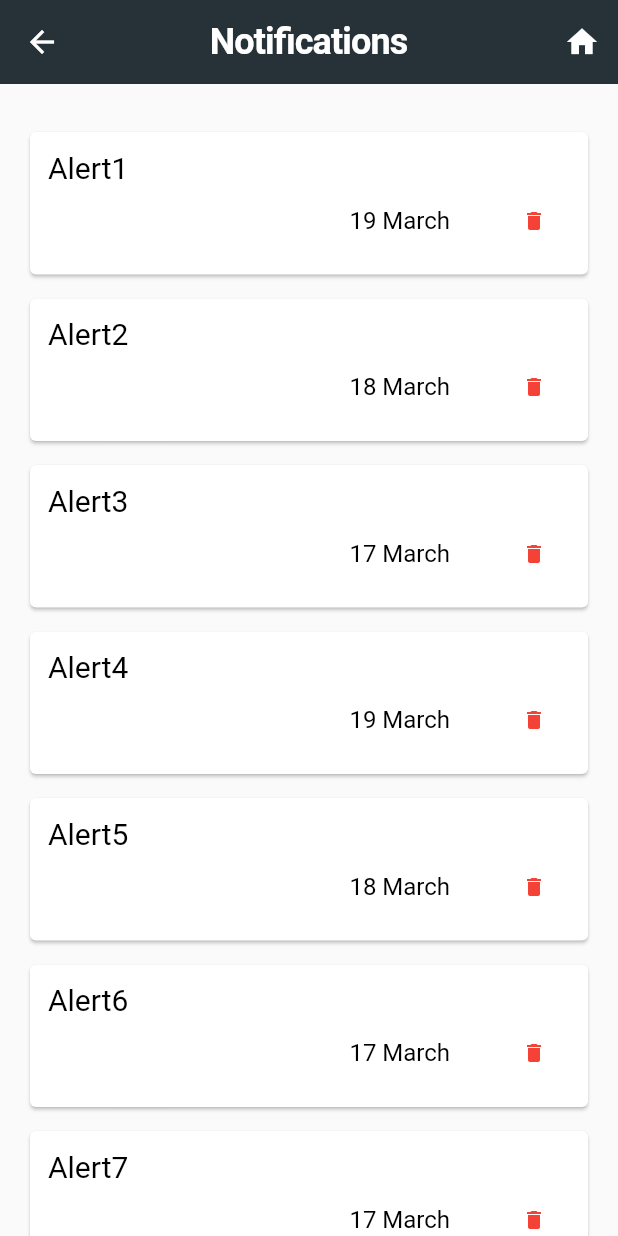
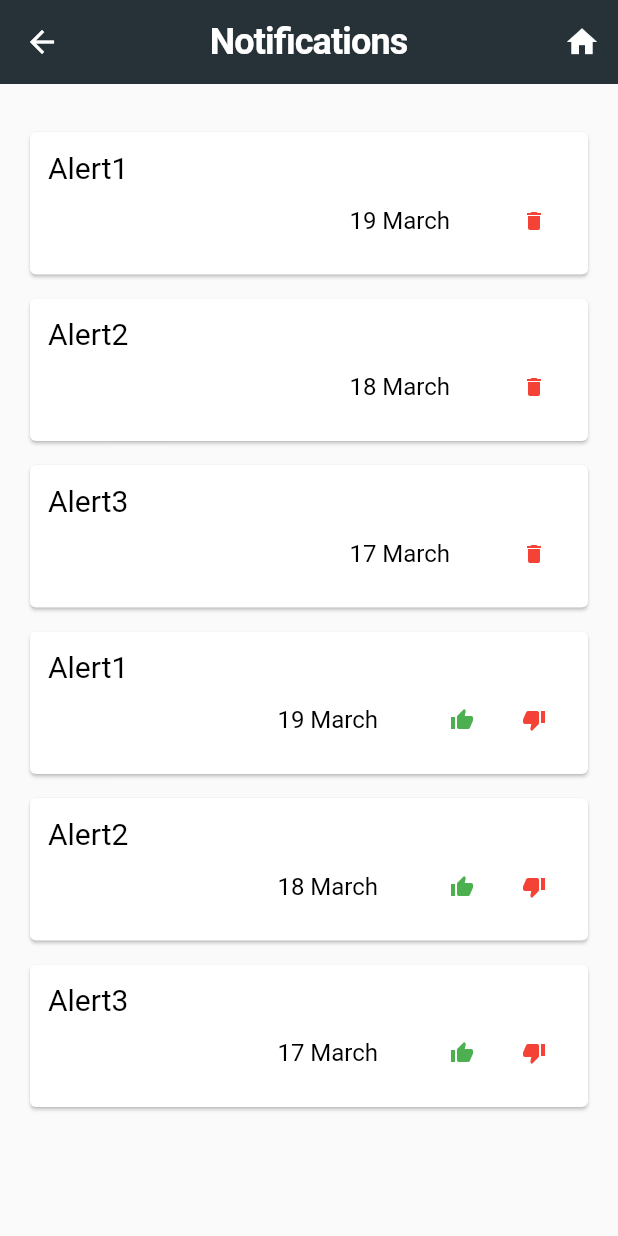
Before and after one commit to OrkunErdem/IGCLONE, a Flutter app: the notificationpage screen opened by its route, on a phone screen of 412 x 824 dp. Run offline on Flutter 3.47's test engine with Material 2 defaults, Android fonts, the phone set to English and light mode, and no system bars; our stand-ins replace email_validator, firebase_analytics, firebase_auth, firebase_core, firebase_crashlytics, google_fonts and 1 more; accounts and stored records are empty; Roboto replaces fonts that are missing (BrandonText).

Commit message:
notification class ui improvement

```diff
--- a/group34/lib/BottomPages/HomePage.dart
+++ b/group34/lib/BottomPages/HomePage.dart
@@ -5,7 +5,7 @@ import 'package:group34/routes/walkthrough2.dart';
 import 'package:group34/utils/color.dart';
 import 'package:group34/utils/styles.dart';
 import 'package:group34/model/post.dart';
-import 'package:group34/postCard.dart';
+import 'package:group34/classes_for_ui/postCard.dart';
 
 class HomePage extends StatefulWidget {
   @override
--- a/group34/lib/BottomPages/ProfilePage.dart
+++ b/group34/lib/BottomPages/ProfilePage.dart
@@ -2,7 +2,7 @@ import 'package:flutter/material.dart';
 import 'package:group34/utils/styles.dart';
 import 'package:group34/utils/color.dart';
 import 'package:group34/model/post.dart';
-import 'package:group34/postCard.dart';
+import 'package:group34/classes_for_ui/postCard.dart';
 
 class ProfilePage extends StatefulWidget {
 @override
--- a/group34/lib/BottomPages/SecretProfile.dart
+++ b/group34/lib/BottomPages/SecretProfile.dart
@@ -2,7 +2,7 @@ import 'package:flutter/material.dart';
 import 'package:group34/utils/styles.dart';
 import 'package:group34/utils/color.dart';
 import 'package:group34/model/post.dart';
-import '../postCard.dart';
+import '../classes_for_ui/postCard.dart';
 
 class Secret extends StatefulWidget {
   @override
--- a/group34/lib/notificationclass.dart
+++ b/group34/lib/classes_for_ui/friend_request_notification_class.dart
@@ -1,12 +1,12 @@
 import 'package:group34/utils/color.dart';
 import 'package:flutter/material.dart';
-import 'model/notification.dart';
+import '../model/notification.dart';
 
-class Notifications extends StatelessWidget {
+class friend_request_notification_class extends StatelessWidget {
 
   final A_notification post;
   final Function delete;
-  Notifications({ this.post, this.delete });
+  friend_request_notification_class({ this.post, this.delete });
 
   @override
   Widget build(BuildContext context) {
@@ -52,10 +52,17 @@ class Notifications extends StatelessWidget {
 
 
                 SizedBox(width: 16.0),
-
                 IconButton(
                   icon: Icon(
-                    Icons.delete,
+                    Icons.thumb_up,
+                    size: 16,
+                    color: Colors.green,
+                  ),
+
+                ),
+                IconButton(
+                  icon: Icon(
+                    Icons.thumb_down,
                     size: 16.0,
                     color: Colors.red,
                   ),
--- /dev/null
+++ b/group34/lib/classes_for_ui/notificationclass.dart
@@ -0,0 +1,72 @@
+import 'package:group34/utils/color.dart';
+import 'package:flutter/material.dart';
+import '../model/notification.dart';
+
+class Notifications extends StatelessWidget {
+
+  final A_notification post;
+  final Function delete;
+  Notifications({ this.post, this.delete });
+
+  @override
+  Widget build(BuildContext context) {
+    return Card(
+      margin: EdgeInsets.fromLTRB(0, 8.0, 0.0, 8.0),
+      child: Padding(
+        padding: EdgeInsets.all(12.0),
+        child: Column(
+          crossAxisAlignment: CrossAxisAlignment.stretch,
+          children: <Widget>[
+            Text(
+              post.text,
+              style: TextStyle(
+                fontFamily: 'BrandonText',
+                fontSize: 20.0,
+                fontWeight: FontWeight.w400,
+                color: Colors.black,
+              ),
+            ),
+
+            Row(
+              mainAxisAlignment: MainAxisAlignment.end,
+              children: <Widget>[
+                Text(
+                  post.date,
+                  style: TextStyle(
+                    fontFamily: 'BrandonText',
+                    fontSize: 16.0,
+                    fontWeight: FontWeight.w400,
+                    color: Colors.black,
+                  ),
+                ),
+
+                SizedBox(width: 8.0),
+
+
+
+
+                SizedBox(width: 8.0),
+
+
+
+
+
+                SizedBox(width: 16.0),
+
+                IconButton(
+                  icon: Icon(
+                    Icons.delete,
+                    size: 16.0,
+                    color: Colors.red,
+                  ),
+                  onPressed: delete,
+                )
+
+              ],
+            ),
+          ],
+        ),
+      ),
+    );
+  }
+}
--- a/group34/lib/routes/edit_profile.dart
+++ b/group34/lib/routes/edit_profile.dart
@@ -2,7 +2,7 @@ import 'package:flutter/material.dart';
 import 'package:group34/utils/styles.dart';
 import 'package:group34/utils/color.dart';
 import 'package:group34/model/post.dart';
-import '../postCard.dart';
+import '../classes_for_ui/postCard.dart';
 
 class EditProfilePage extends StatefulWidget {
   @override
--- a/group34/lib/routes/notificationpage.dart
+++ b/group34/lib/routes/notificationpage.dart
@@ -7,7 +7,8 @@ import 'package:group34/utils/color.dart';
 import 'package:group34/utils/styles.dart';
 import 'package:flutter/material.dart';
 import 'package:group34/model/notification.dart';
-import 'package:group34/notificationclass.dart';
+import 'package:group34/classes_for_ui/notificationclass.dart';
+import 'package:group34/classes_for_ui/friend_request_notification_class.dart';
 class notificationpage extends StatefulWidget {
   @override
   _WelcomeState2 createState() => _WelcomeState2();
@@ -18,10 +19,7 @@ class _WelcomeState2 extends State<notificationpage> {
     A_notification(text: 'Alert1', date: '19 March'),
     A_notification(text: 'Alert2', date: '18 March'),
     A_notification(text: 'Alert3', date: '17 March'),
-    A_notification(text: 'Alert4', date: '19 March'),
-    A_notification(text: 'Alert5', date: '18 March'),
-    A_notification(text: 'Alert6', date: '17 March'),
-    A_notification(text: 'Alert7', date: '17 March'),
+
   ];
   @override
   Widget build(BuildContext context) {
@@ -62,6 +60,16 @@ class _WelcomeState2 extends State<notificationpage> {
                       }
                   )).toList(),
                 ),
+                Column(
+                  children: posts.map((post) => friend_request_notification_class(
+                      post: post,
+                      delete: () {
+                        setState(() {
+                          posts.remove(post);
+                        });
+                      }
+                  )).toList(),
+                ),
               ],
             ),
           ),
--- a/group34/lib/routes/searchpage.dart
+++ b/group34/lib/routes/searchpage.dart
@@ -3,7 +3,7 @@ import 'package:flutter/material.dart';
 import 'package:group34/utils/color.dart';
 import 'package:group34/utils/styles.dart';
 import 'package:group34/model/search.dart';
-import 'package:group34/searchCard.dart';
+import 'package:group34/classes_for_ui/searchCard.dart';
 
 class searchpage extends StatefulWidget {
   @override
--- a/group34/lib/routes/walkthrough.dart
+++ b/group34/lib/routes/walkthrough.dart
@@ -72,7 +72,7 @@ class _WelcomeState2 extends State<walkthrough> {
                           backgroundColor: AppColors.primary,
                         ),
                       ),
-                      SizedBox(width: 220.0,),
+                      SizedBox(width: 260.0,),
                       OutlinedButton(
                         onPressed: () {
                           Navigator.pushNamed(context, '/walkthrough2');//change this line
--- a/group34/lib/routes/walkthrough2.dart
+++ b/group34/lib/routes/walkthrough2.dart
@@ -66,7 +66,7 @@ class _WelcomeState2 extends State<walkthrough2> {
                           backgroundColor: AppColors.primary,
                         ),
                       ),
-                      SizedBox(width: 220.0,),
+                      SizedBox(width: 260.0,),
                       OutlinedButton(
                         onPressed: () {
                           Navigator.pushNamed(context, '/walkthrough3');
--- a/group34/lib/routes/walkthrough3.dart
+++ b/group34/lib/routes/walkthrough3.dart
@@ -68,7 +68,7 @@ class _WelcomeState2 extends State<walkthrough3> {
                           backgroundColor: AppColors.primary,
                         ),
                       ),
-                      SizedBox(width: 220.0,),
+                      SizedBox(width: 260.0,),
                       OutlinedButton(
                         onPressed: () {
                           Navigator.pushNamed(context, '/Welcome');
```
Also changed, not shown: group34/lib/classes_for_ui/postCard.dart (renamed from group34/lib/searchCard.dart, +25 -23 lines), group34/lib/classes_for_ui/searchCard.dart (renamed from group34/lib/postCard.dart, +23 -25 lines), group34/lib/routes/login.dart (+5 -3 lines), group34/lib/routes/welcome.dart (+55 -3 lines).
